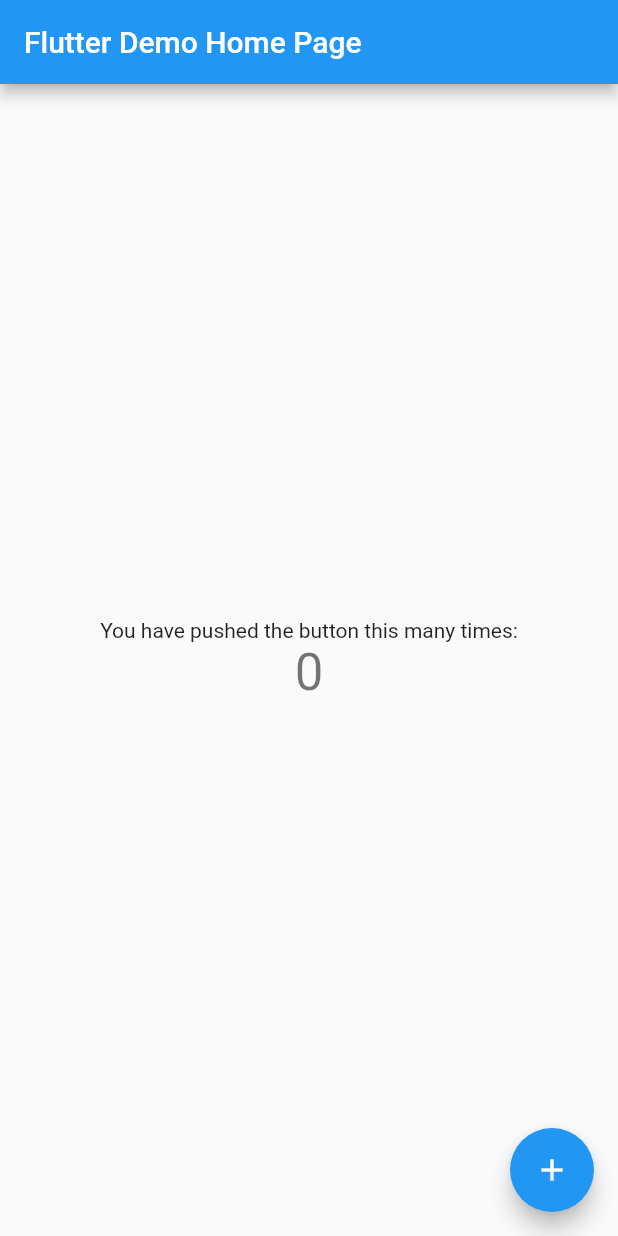
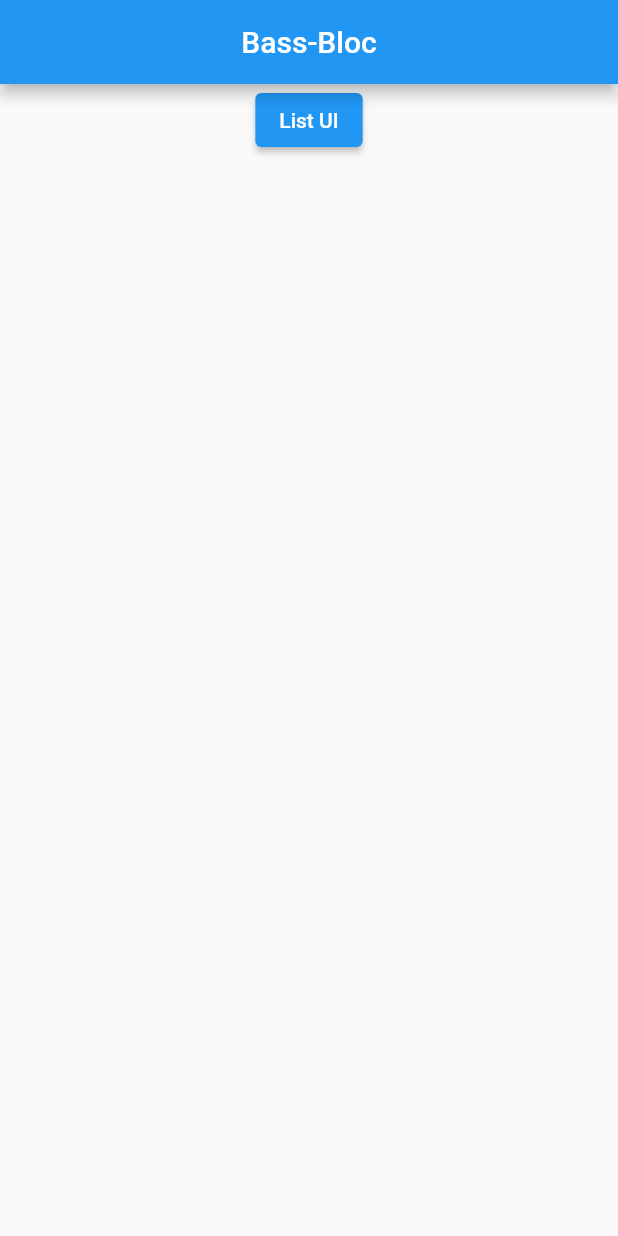
Before and after one commit to Loopy-Flutter-Org/flutter-base-bloc, a Flutter app: the screen it shows after launch, on a phone screen of 412 x 824 dp. Run offline on Flutter 3.47's test engine with Material 2 defaults, Android fonts, the phone set to English and light mode, and no system bars.

Commit message:
feat: UI 접근을 위한 home 세팅

```diff
--- /dev/null
+++ b/lib/Home/home.dart
@@ -0,0 +1,31 @@
+import 'package:flutter/material.dart';
+import 'package:loopy_base_bloc/Pages/list.dart';
+
+class HomePage extends StatelessWidget {
+  const HomePage({Key? key}) : super(key: key);
+
+  @override
+  Widget build(BuildContext context) {
+    return Scaffold(
+      appBar: AppBar(
+        title: const Text('Bass-Bloc'),
+        centerTitle: true,
+      ),
+      body: Row(
+        mainAxisAlignment: MainAxisAlignment.center,
+        children: [
+          ElevatedButton(
+            onPressed: () {
+              Navigator.push(
+                context,
+                MaterialPageRoute(builder: (context) => const ListPage()),
+              );
+            },
+            child: const Text('List UI'),
+          )
+          // ###Suni. 여기에 ElevatedButton 추가해서 UI 제작 예정
+        ],
+      ),
+    );
+  }
+}
--- /dev/null
+++ b/lib/Pages/list.dart
@@ -0,0 +1,11 @@
+import 'package:flutter/material.dart';
+
+class ListPage extends StatelessWidget {
+  const ListPage({Key? key}) : super(key: key);
+
+  @override
+  Widget build(BuildContext context) {
+    print("build ListPage");
+    return Container();
+  }
+}
--- a/lib/main.dart
+++ b/lib/main.dart
@@ -1,4 +1,5 @@
 import 'package:flutter/material.dart';
+import 'package:loopy_base_bloc/Home/home.dart';
 
 void main() {
   runApp(const MyApp());
@@ -10,106 +11,17 @@ class MyApp extends StatelessWidget {
   // This widget is the root of your application.
   @override
   Widget build(BuildContext context) {
-    return MaterialApp(
-      title: 'Flutter Demo',
-      theme: ThemeData(
-        // This is the theme of your application.
-        //
-        // Try running your application with "flutter run". You'll see the
-        // application has a blue toolbar. Then, without quitting the app, try
-        // changing the primarySwatch below to Colors.green and then invoke
-        // "hot reload" (press "r" in the console where you ran "flutter run",
-        // or simply save your changes to "hot reload" in a Flutter IDE).
-        // Notice that the counter didn't reset back to zero; the application
-        // is not restarted.
-        primarySwatch: Colors.blue,
-      ),
-      home: const MyHomePage(title: 'Flutter Demo Home Page'),
+    return const MaterialApp(
+      debugShowCheckedModeBanner: false,
+      home: AdaptiveHome(),
     );
   }
 }
-
-class MyHomePage extends StatefulWidget {
-  const MyHomePage({Key? key, required this.title}) : super(key: key);
-
-  // This widget is the home page of your application. It is stateful, meaning
-  // that it has a State object (defined below) that contains fields that affect
-  // how it looks.
-
-  // This class is the configuration for the state. It holds the values (in this
-  // case the title) provided by the parent (in this case the App widget) and
-  // used by the build method of the State. Fields in a Widget subclass are
-  // always marked "final".
-
-  final String title;
-
-  @override
-  State<MyHomePage> createState() => _MyHomePageState();
-}
-
-class _MyHomePageState extends State<MyHomePage> {
-  int _counter = 0;
-
-  void _incrementCounter() {
-    setState(() {
-      // This call to setState tells the Flutter framework that something has
-      // changed in this State, which causes it to rerun the build method below
-      // so that the display can reflect the updated values. If we changed
-      // _counter without calling setState(), then the build method would not be
-      // called again, and so nothing would appear to happen.
-      _counter++;
-    });
-  }
+class AdaptiveHome extends StatelessWidget {
+  const AdaptiveHome({Key? key}) : super(key: key);
 
   @override
   Widget build(BuildContext context) {
-    // This method is rerun every time setState is called, for instance as done
-    // by the _incrementCounter method above.
-    //
-    // The Flutter framework has been optimized to make rerunning build methods
-    // fast, so that you can just rebuild anything that needs updating rather
-    // than having to individually change instances of widgets.
-    return Scaffold(
-      appBar: AppBar(
-        // Here we take the value from the MyHomePage object that was created by
-        // the App.build method, and use it to set our appbar title.
-        title: Text(widget.title),
-      ),
-      body: Center(
-        // Center is a layout widget. It takes a single child and positions it
-        // in the middle of the parent.
-        child: Column(
-          // Column is also a layout widget. It takes a list of children and
-          // arranges them vertically. By default, it sizes itself to fit its
-          // children horizontally, and tries to be as tall as its parent.
-          //
-          // Invoke "debug painting" (press "p" in the console, choose the
-          // "Toggle Debug Paint" action from the Flutter Inspector in Android
-          // Studio, or the "Toggle Debug Paint" command in Visual Studio Code)
-          // to see the wireframe for each widget.
-          //
-          // Column has various properties to control how it sizes itself and
-          // how it positions its children. Here we use mainAxisAlignment to
-          // center the children vertically; the main axis here is the vertical
-          // axis because Columns are vertical (the cross axis would be
-          // horizontal).
-          mainAxisAlignment: MainAxisAlignment.center,
-          children: <Widget>[
-            const Text(
-              'You have pushed the button this many times:',
-            ),
-            Text(
-              '$_counter',
-              style: Theme.of(context).textTheme.headline4,
-            ),
-          ],
-        ),
-      ),
-      floatingActionButton: FloatingActionButton(
-        onPressed: _incrementCounter,
-        tooltip: 'Increment',
-        child: const Icon(Icons.add),
-      ), // This trailing comma makes auto-formatting nicer for build methods.
-    );
+    return const HomePage();
   }
 }
```
